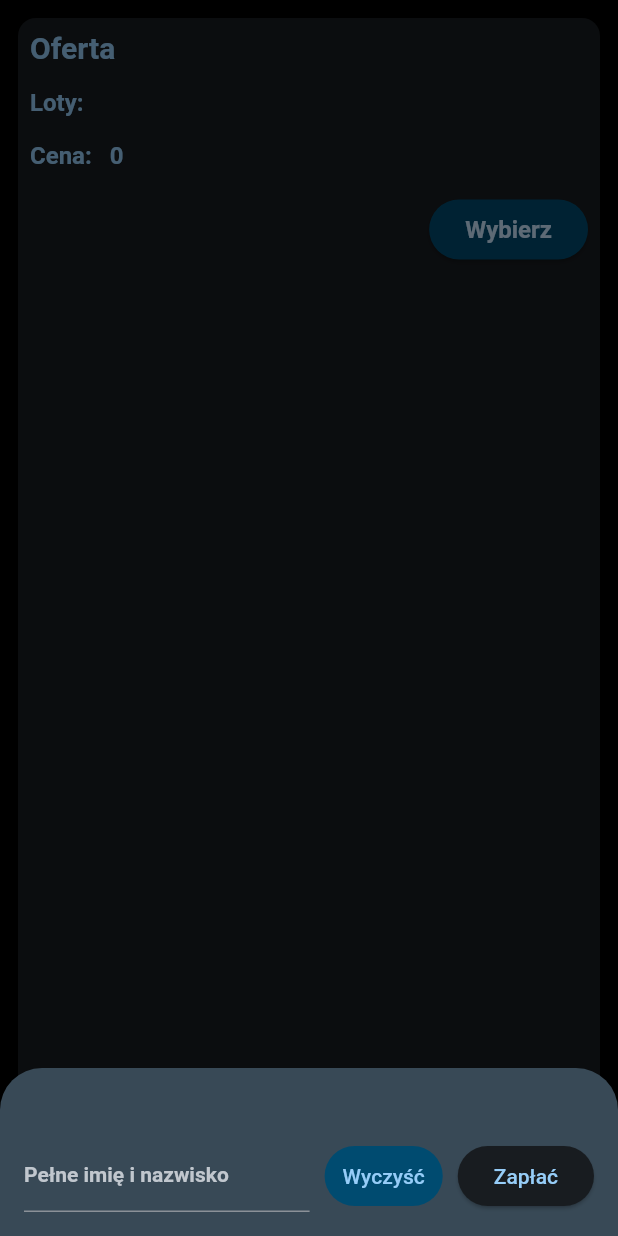
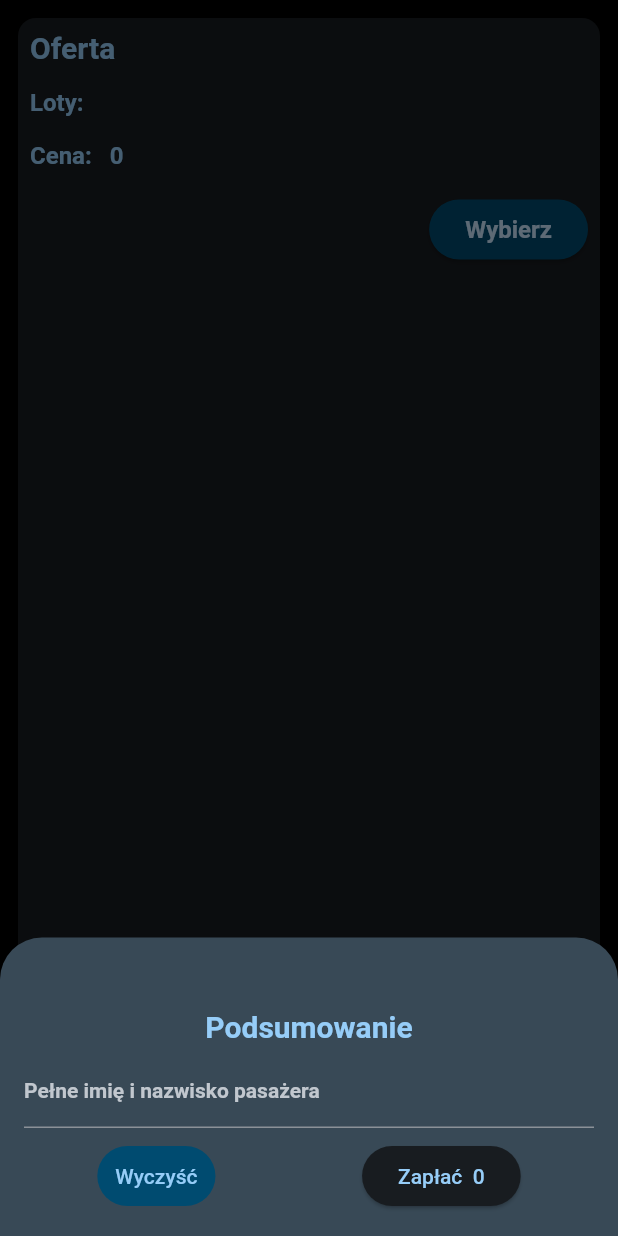
Before and after one commit to HubertAndrzej/travel_app, a Flutter app: the FlightCard widget shown alone on an empty page, opened directly with empty values, after a tap on "Wybierz", on a phone screen of 412 x 824 dp. Run offline on Flutter 3.47's test engine with Material 2 defaults, Android fonts, the phone set to English and light mode, and no system bars; our stand-ins replace firebase_auth, firebase_core, google_fonts; accounts and stored records are empty.

```diff
--- a/lib/widgets/flight_card.dart
+++ b/lib/widgets/flight_card.dart
@@ -107,6 +107,7 @@ class FlightCard extends StatelessWidget {
             origin: origin,
             destination: destination,
             date: date,
+            flightData: flightData,
           );
         },
       );
--- a/lib/widgets/new_booking.dart
+++ b/lib/widgets/new_booking.dart
@@ -21,7 +21,8 @@ class _NewBookingState extends State<NewBooking> {
 
   @override
   Widget build(BuildContext context) {
-    return Column(
+    return SingleChildScrollView(
+      child: Column(
         children: [
           const SizedBox(height: 30),
           Row(
@@ -138,6 +139,7 @@ class _NewBookingState extends State<NewBooking> {
             ),
           ),
         ],
+      ),
     );
   }
 }
--- a/lib/widgets/passenger_info.dart
+++ b/lib/widgets/passenger_info.dart
@@ -1,15 +1,18 @@
 import 'package:flutter/material.dart';
 
 class PassengerInfo extends StatefulWidget {
-  const PassengerInfo(
-      {super.key,
+  const PassengerInfo({
+    super.key,
     required this.origin,
     required this.destination,
-      required this.date});
+    required this.date,
+    required this.flightData,
+  });
 
   final String origin;
   final String destination;
   final String date;
+  final Map<String, dynamic> flightData;
 
   @override
   State<PassengerInfo> createState() {
@@ -40,7 +43,18 @@ class _PassengerInfoState extends State<PassengerInfo> {
 
     return Padding(
       padding: EdgeInsets.fromLTRB(16, 48, 16, keyboardSpace + 16),
-      child: Form(
+      child: Column(
+        mainAxisSize: MainAxisSize.min,
+        children: [
+          Text(
+            'Podsumowanie',
+            style: TextStyle(
+              color: Theme.of(context).colorScheme.primary,
+              fontSize: 20,
+            ),
+          ),
+          const SizedBox(height: 8),
+          Form(
             key: _formKey,
             child: Row(
               mainAxisAlignment: MainAxisAlignment.spaceBetween,
@@ -48,7 +62,7 @@ class _PassengerInfoState extends State<PassengerInfo> {
                 Expanded(
                   child: TextFormField(
                     decoration: const InputDecoration(
-                  label: Text('Pełne imię i nazwisko'),
+                      label: Text('Pełne imię i nazwisko pasażera'),
                     ),
                     style: TextStyle(
                       color: Theme.of(context).colorScheme.onBackground,
@@ -64,23 +78,31 @@ class _PassengerInfoState extends State<PassengerInfo> {
                     },
                   ),
                 ),
-            const SizedBox(width: 10),
+              ],
+            ),
+          ),
+          const SizedBox(height: 8),
+          Row(
+            mainAxisAlignment: MainAxisAlignment.spaceAround,
+            children: [
               TextButton(
                 onPressed: () {
                   _formKey.currentState!.reset();
                 },
                 style: ElevatedButton.styleFrom(
-                backgroundColor: Theme.of(context).colorScheme.primaryContainer,
+                  backgroundColor:
+                      Theme.of(context).colorScheme.primaryContainer,
                 ),
                 child: const Text('Wyczyść'),
               ),
-            const SizedBox(width: 10),
               ElevatedButton(
                 onPressed: _payForSelectedOption,
-              child: const Text('Zapłać'),
+                child: Text(
+                    'Zapłać ${widget.flightData['price']['currency']} ${widget.flightData['price']['total']}'),
               ),
             ],
           ),
+        ],
       ),
     );
   }
```
Also changed, not shown: lib/screens/flight_search_screen.dart (+20 -8 lines). Lines whose indentation alone changed are shown as unchanged.
